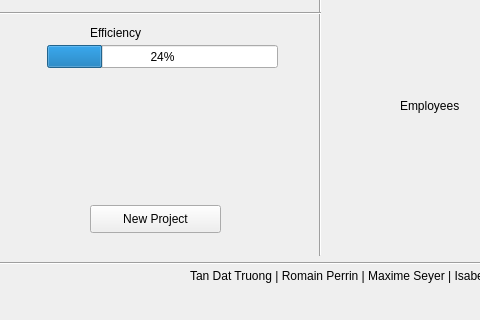
First picture: the form in mainwindow.ui, repository Romain96/M2S3_QualiteERP, before the edit; both pictures show x 0 to 480 and y 161 to 481 of the 823 by 481 pixel window.
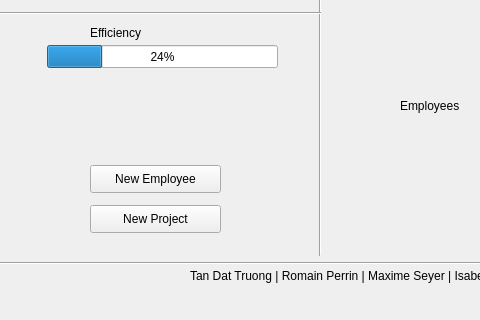
Second picture: the form after the edit.

```diff
--- a/mainwindow.ui
+++ b/mainwindow.ui
@@ -167,6 +167,19 @@
      <enum>Qt::Horizontal</enum>
     </property>
    </widget>
+   <widget class="QPushButton" name="pushButton_2">
+    <property name="geometry">
+     <rect>
+      <x>90</x>
+      <y>290</y>
+      <width>131</width>
+      <height>28</height>
+     </rect>
+    </property>
+    <property name="text">
+     <string>New Employee</string>
+    </property>
+   </widget>
   </widget>
   <widget class="QMenuBar" name="menuBar">
    <property name="geometry">
```
